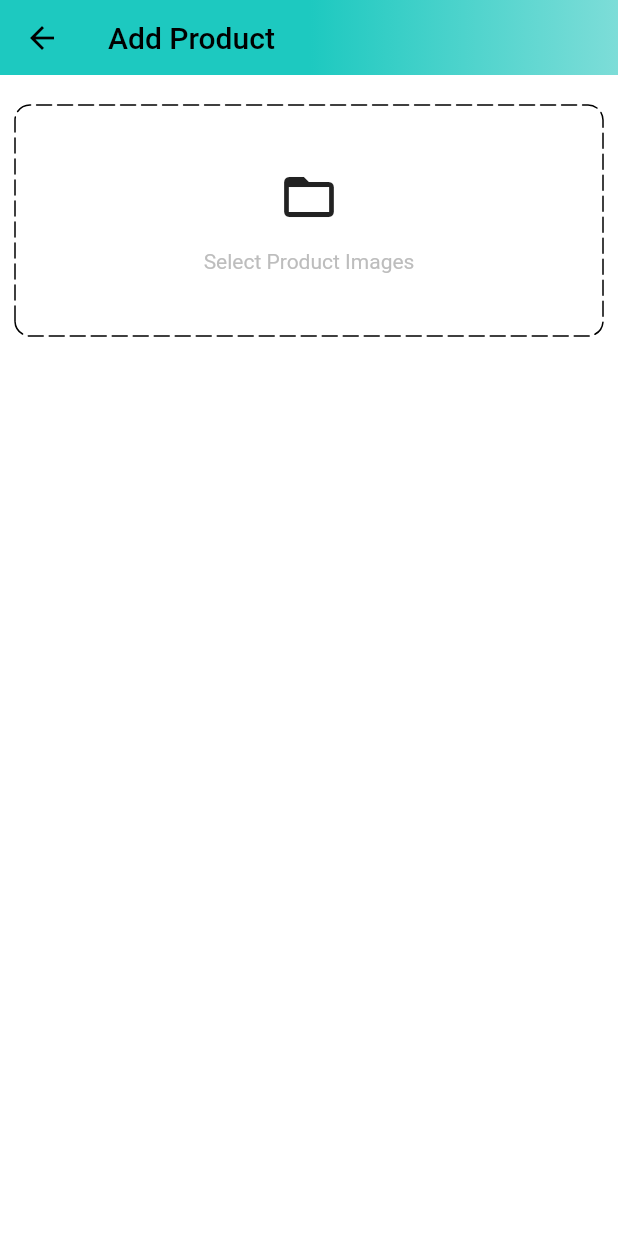
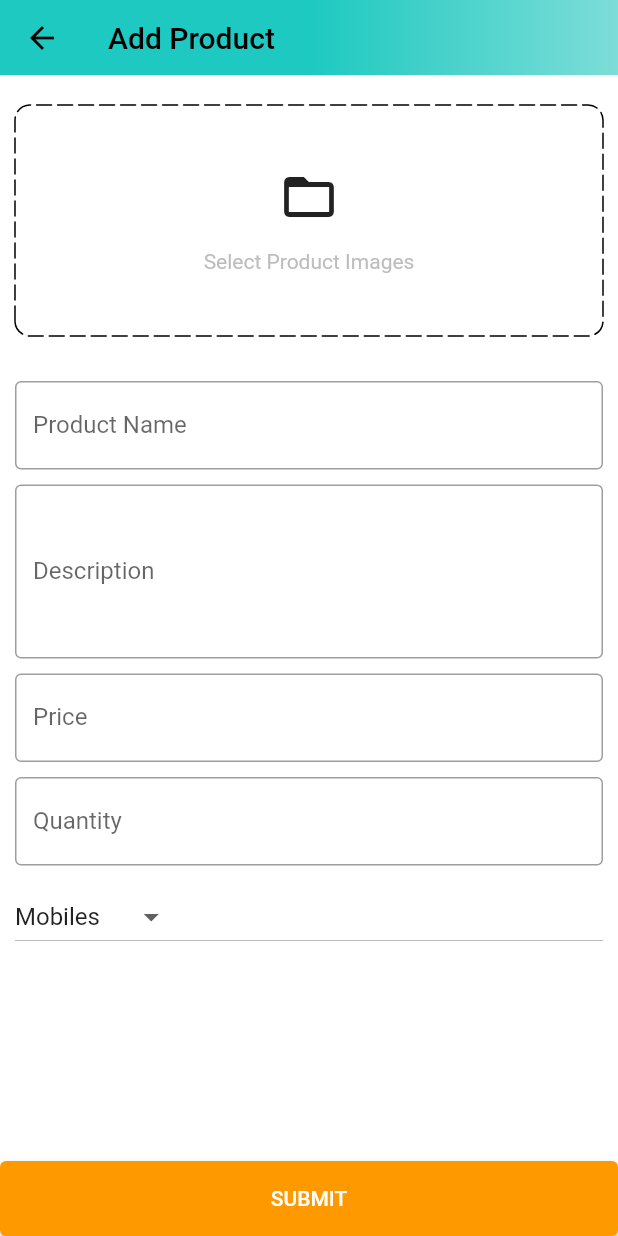
Before and after one commit to aditechdev/shopping_app, a Flutter app: the AddProductScreen screen opened by its route, on a phone screen of 412 x 824 dp. Run offline on Flutter 3.47's test engine with Material 2 defaults, Android fonts, the light colour scheme and no system bars; drawn by our look-alikes of dotted_border; our stand-ins replace badges, carousel_slider, flutter_svg, shared_preferences; accounts and stored records are empty.

Commit message:
:sparkles: Add Product form field UI done

```diff
--- a/lib/common/widget/custom_form_text_field.dart
+++ b/lib/common/widget/custom_form_text_field.dart
@@ -4,8 +4,14 @@ import 'package:shopping_app/constants/global_variable.dart';
 class CustomFormTextField extends StatelessWidget {
   final TextEditingController controller;
   final String label;
+  final int maxLines;
+  final Color enabledBordercolor;
   const CustomFormTextField(
-      {Key? key, required this.controller, required this.label})
+      {Key? key,
+      required this.controller,
+      required this.label,
+      this.maxLines = 1,
+      this.enabledBordercolor = GlobalVariable.secondaryColor})
       : super(key: key);
 
   @override
@@ -15,9 +21,13 @@ class CustomFormTextField extends StatelessWidget {
       decoration: InputDecoration(
         label: Text(label),
         border: const OutlineInputBorder(
-            borderSide: BorderSide(color: Colors.black38)),
-        enabledBorder: const OutlineInputBorder(
-            borderSide: BorderSide(color: GlobalVariable.secondaryColor)),
+          borderSide: BorderSide(
+            color: Colors.black38,
+          ),
+        ),
+        enabledBorder: OutlineInputBorder(
+          borderSide: BorderSide(color: enabledBordercolor),
+        ),
       ),
       validator: (value) {
         if (value == null || value.isEmpty) {
@@ -25,6 +35,7 @@ class CustomFormTextField extends StatelessWidget {
         }
         return null;
       },
+      maxLines: maxLines,
     );
   }
 }
--- a/lib/features/admin/screen/add_product_screen.dart
+++ b/lib/features/admin/screen/add_product_screen.dart
@@ -1,5 +1,7 @@
 import 'package:dotted_border/dotted_border.dart';
 import 'package:flutter/material.dart';
+import 'package:shopping_app/common/widget/custom_button.dart';
+import 'package:shopping_app/common/widget/custom_form_text_field.dart';
 import 'package:shopping_app/constants/global_variable.dart';
 
 class AddProductScreen extends StatefulWidget {
@@ -11,6 +13,29 @@ class AddProductScreen extends StatefulWidget {
 }
 
 class _AddProductScreenState extends State<AddProductScreen> {
+  final TextEditingController productNameController = TextEditingController();
+  final TextEditingController descriptionController = TextEditingController();
+  final TextEditingController priceController = TextEditingController();
+  final TextEditingController quantityController = TextEditingController();
+  Color enableBorderColor = Colors.black38;
+  String category = "Mobiles";
+  List<String> productCategory = [
+    'Mobiles',
+    'Essentials',
+    'Appliances',
+    'Books',
+    'Fashion'
+  ];
+
+  @override
+  void dispose() {
+    productNameController.dispose();
+    descriptionController.dispose();
+    priceController.dispose();
+    quantityController.dispose();
+    super.dispose();
+  }
+
   @override
   Widget build(BuildContext context) {
     return Scaffold(
@@ -38,6 +63,7 @@ class _AddProductScreenState extends State<AddProductScreen> {
                 const SizedBox(
                   height: 20,
                 ),
+                //! Select Product Image
                 DottedBorder(
                   borderType: BorderType.RRect,
                   radius: const Radius.circular(10),
@@ -61,16 +87,82 @@ class _AddProductScreenState extends State<AddProductScreen> {
                         ),
                         Text(
                           "Select Product Images",
-                        style: TextStyle(fontSize: 14, color: Colors.grey[400]),
+                          style:
+                              TextStyle(fontSize: 14, color: Colors.grey[400]),
                         ),
                       ],
                     ),
                   ),
-              )
+                ),
+
+                const SizedBox(
+                  height: 30,
+                ),
+
+                //! Form Field: Product Name
+                CustomFormTextField(
+                  controller: productNameController,
+                  label: 'Product Name',
+                  enabledBordercolor: enableBorderColor,
+                ),
+                const SizedBox(
+                  height: 10,
+                ),
+                //! FormField: Description
+                CustomFormTextField(
+                  controller: descriptionController,
+                  label: 'Description',
+                  maxLines: 4,
+                  enabledBordercolor: enableBorderColor,
+                ),
+                const SizedBox(
+                  height: 10,
+                ),
+                //! FormField: Price
+                CustomFormTextField(
+                  controller: priceController,
+                  label: 'Price',
+                  enabledBordercolor: enableBorderColor,
+                ),
+                const SizedBox(
+                  height: 10,
+                ),
+                //! Quantity
+                CustomFormTextField(
+                  controller: quantityController,
+                  label: 'Quantity',
+                  enabledBordercolor: enableBorderColor,
+                ),
+                const SizedBox(
+                  height: 10,
+                ),
+                //! FormField: DropDown Menu Category
+                SizedBox(
+                  width: double.infinity,
+                  child: DropdownButton(
+                    value: category,
+                    icon: const Icon(Icons.arrow_drop_down),
+                    items: productCategory.map((e) {
+                      return DropdownMenuItem(value: e, child: Text(e));
+                    }).toList(),
+                    onChanged: (String? value) {
+                      setState(() {
+                        category = value!;
+                      });
+                    },
+                  ),
+                ),
+                const SizedBox(
+                  height: 20,
+                ),
               ],
             ),
-        )),
           ),
+        ),
+      ),
+      //! Submit button
+      bottomNavigationBar:
+          CustomButton(buttonText: "Submit".toUpperCase(), onTap: () {}),
     );
   }
 }
```
Lines whose indentation alone changed are shown as unchanged.
